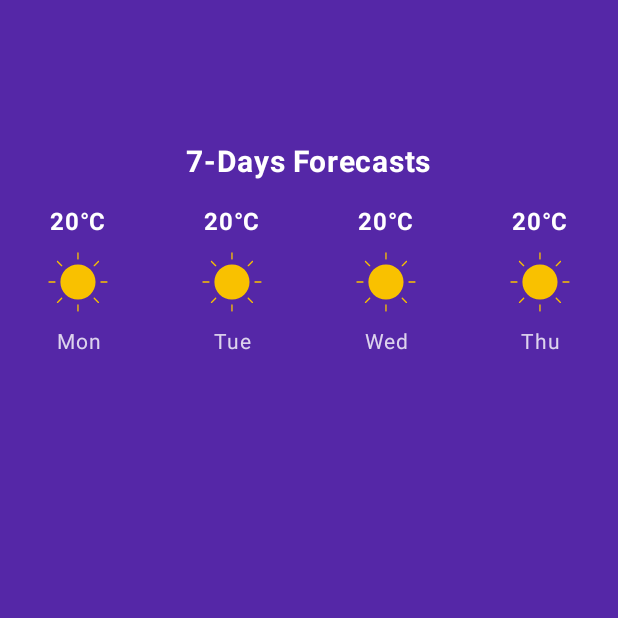
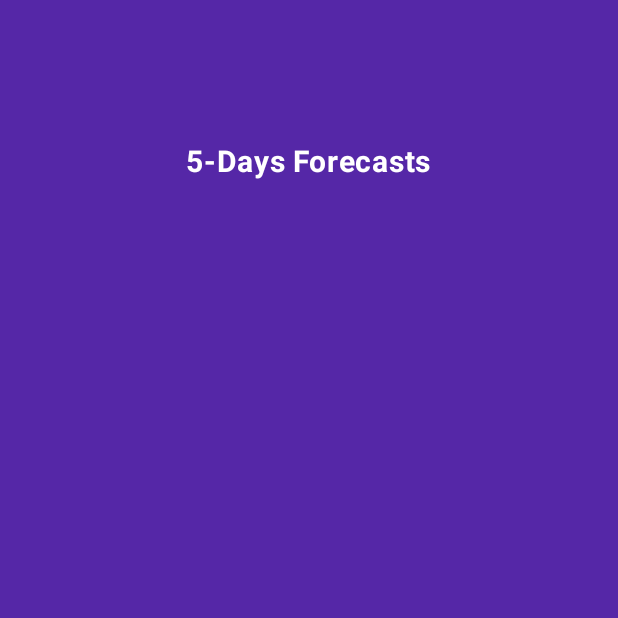
Before and after one commit to patrycjasawicka/WeatherApp, an Android app built with Jetpack Compose: the composable DetailsScreen called with empty values, on a phone screen of 412 x 824 dp, the top half of it. Run offline under Robolectric (Android 15) with nearby library versions, the phone set to English and light mode, and no system bars; our stand-ins replace Dagger/Hilt's generated code; 1 statement that could not run was skipped.

Commit message:
Fetching week weather forecasts

```diff
--- a/app/src/main/java/com/example/weatherapp/ui/DetailsScreen.kt
+++ b/app/src/main/java/com/example/weatherapp/ui/DetailsScreen.kt
@@ -25,7 +25,8 @@ import com.example.weatherapp.ui.theme.Dimens.Medium
 fun DetailsScreen(city: String, weatherViewModel: WeatherViewModel) {
 
     val currentConditions by weatherViewModel.currentConditions.collectAsState()
-    val dailyForecast by weatherViewModel.hourlyForecast.collectAsState()
+    val hourlyForecast by weatherViewModel.hourlyForecast.collectAsState()
+    val weekForecast by weatherViewModel.dailyForecast.collectAsState()
 
     Column(
         modifier = Modifier
@@ -42,13 +43,15 @@ fun DetailsScreen(city: String, weatherViewModel: WeatherViewModel) {
 
         Spacer(modifier = Modifier.height(ExtraLarge))
 
-        dailyForecast?.let { forecast ->
+        hourlyForecast?.let { forecast ->
             DayWeatherForecast(forecast)
         }
 
         Spacer(modifier = Modifier.height(Medium))
 
-        WeekWeatherForecast()
+        weekForecast?.let { forecast ->
+            WeekWeatherForecast(forecast)
+        }
 
         currentConditions?.let { conditions ->
             Spacer(modifier = Modifier.height(Large))
--- a/app/src/main/java/com/example/weatherapp/ui/details/WeekWeatherForecast.kt
+++ b/app/src/main/java/com/example/weatherapp/ui/details/WeekWeatherForecast.kt
@@ -5,6 +5,8 @@ import androidx.compose.foundation.layout.Row
 import androidx.compose.foundation.layout.Spacer
 import androidx.compose.foundation.layout.fillMaxWidth
 import androidx.compose.foundation.layout.height
+import androidx.compose.foundation.lazy.LazyRow
+import androidx.compose.foundation.lazy.items
 import androidx.compose.material3.Text
 import androidx.compose.runtime.Composable
 import androidx.compose.ui.Modifier
@@ -12,12 +14,13 @@ import androidx.compose.ui.graphics.Color
 import androidx.compose.ui.text.font.FontWeight
 import androidx.compose.ui.unit.sp
 import com.example.weatherapp.R
+import com.example.weatherapp.domain.model.DailyForecast
 import com.example.weatherapp.ui.theme.Dimens.Medium
 
 @Composable
-internal fun WeekWeatherForecast() {
+internal fun WeekWeatherForecast(forecast: List<DailyForecast>) {
     Text(
-        text = "7-Days Forecasts",
+        text = "5-Days Forecasts",
         color = Color.White,
         fontSize = 20.sp,
         fontWeight = FontWeight.Bold
@@ -25,13 +28,16 @@ internal fun WeekWeatherForecast() {
 
     Spacer(modifier = Modifier.height(Medium))
 
-    Row(
+    LazyRow(
         modifier = Modifier.fillMaxWidth(),
         horizontalArrangement = Arrangement.SpaceBetween
     ) {
-        ForecastDayItem(dayOrTime = "Mon", temperature = "20°C", iconId = R.drawable.ic_sunny)
-        ForecastDayItem(dayOrTime = "Tue", temperature = "20°C", iconId = R.drawable.ic_sunny)
-        ForecastDayItem(dayOrTime = "Wed", temperature = "20°C", iconId = R.drawable.ic_sunny)
-        ForecastDayItem(dayOrTime = "Thu", temperature = "20°C", iconId = R.drawable.ic_sunny)
+        items(forecast) { item ->
+            ForecastDayItem(
+                dayOrTime = item.date,
+                temperature = "${item.temperatureMax}°C",
+                iconId = item.dayIcon
+            )
+        }
     }
 }
```
Also changed, not shown: app/src/main/java/com/example/weatherapp/data/WeatherService.kt (+7 -0 lines), app/src/main/java/com/example/weatherapp/data/model/DailyForecast.kt (added, +51 -0 lines), app/src/main/java/com/example/weatherapp/domain/ModelMapper.kt (+14 -1 lines), app/src/main/java/com/example/weatherapp/domain/WeatherRepository.kt (+7 -0 lines), app/src/main/java/com/example/weatherapp/domain/model/DailyForecast.kt (added, +9 -0 lines), app/src/main/java/com/example/weatherapp/ui/MainScreen.kt (+10 -3 lines), app/src/main/java/com/example/weatherapp/ui/WeatherViewModel.kt (+24 -1 lines).
